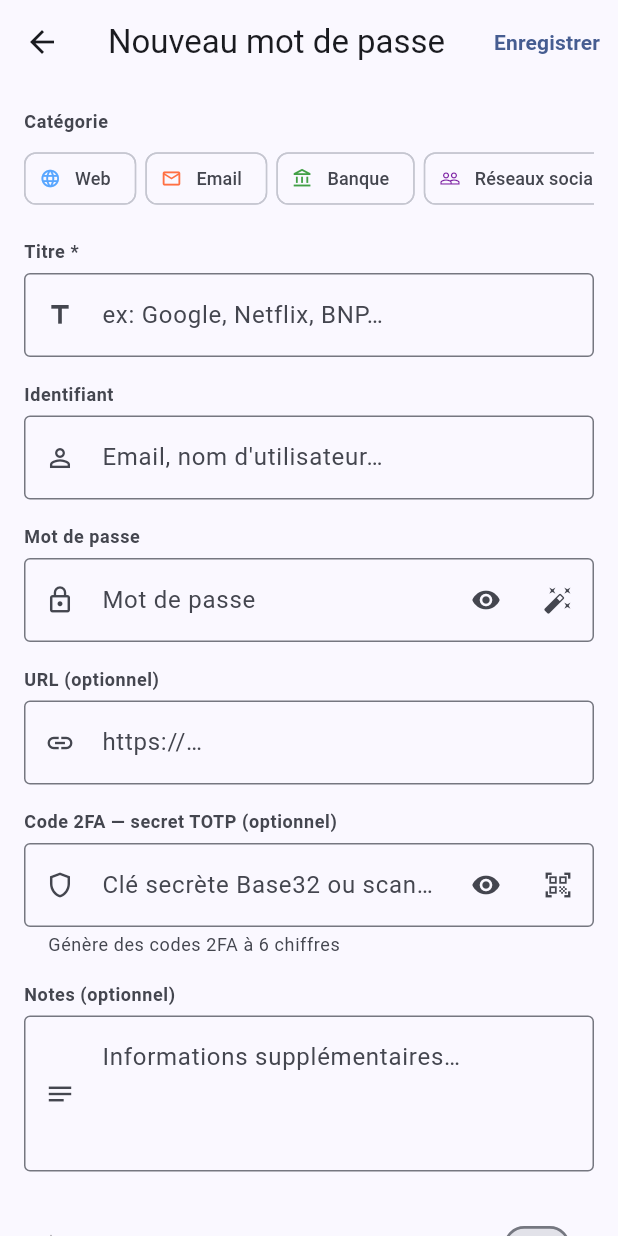
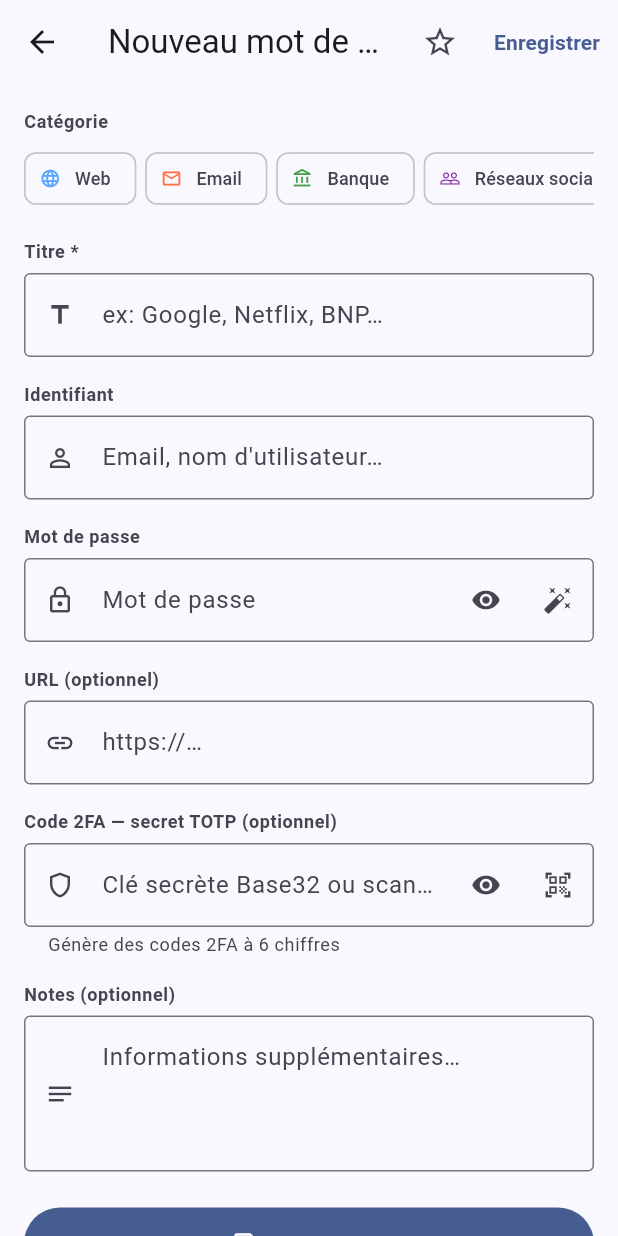
Before and after one commit to gitubpatrice/pass_tech, a Flutter app: the EntryEditScreen screen opened directly with empty values, on a phone screen of 412 x 824 dp. Run offline on Flutter 3.47's test engine with Material 3 defaults, Android fonts, the phone set to English and light mode, and no system bars; our stand-ins replace file_picker, flutter_secure_storage, flutter_slidable, share_plus, shared_preferences; missing offline and left inert: biometric_storage, encrypt, files_tech_core, mobile_scanner; accounts and stored records are empty.

Commit message:
feat(v1.12.4): Favori déplacé dans AppBar (gain ~50dp)
L'inline Switch + Transform.scale ne réduisait pas la hauteur de
layout (juste le visuel). Favori est maintenant un IconButton étoile
toggleable dans l'AppBar, côte à côte avec Enregistrer.

Gain : ~50dp libérés dans le form, bouton Enregistrer du bas remonte
d'autant. Toujours visible sans scroll.

Co-Authored-By: Claude Opus 4.7 (1M context) <noreply@anthropic.com>

```diff
--- a/lib/screens/about_screen.dart
+++ b/lib/screens/about_screen.dart
@@ -10,7 +10,7 @@ class AboutScreen extends StatefulWidget {
 }
 
 class _AboutScreenState extends State<AboutScreen> {
-  static const _version = '1.12.3';
+  static const _version = '1.12.4';
   static const _author = 'Patrice Haltaya';
 
   bool _checkingUpdate = false;
--- a/lib/screens/entry_edit_screen.dart
+++ b/lib/screens/entry_edit_screen.dart
@@ -215,6 +215,18 @@ class _EntryEditScreenState extends State<EntryEditScreen> {
               : 'Nouveau ${entryTypeLabel(_type).toLowerCase()}',
         ),
         actions: [
+          // Toggle favori dans l'AppBar — gain d'espace dans le form,
+          // toujours visible quel que soit le scroll.
+          IconButton(
+            icon: Icon(
+              _isFavorite ? Icons.star : Icons.star_border,
+              color: _isFavorite ? Colors.amber : null,
+            ),
+            tooltip: _isFavorite
+                ? 'Retirer des favoris'
+                : 'Ajouter aux favoris',
+            onPressed: () => setState(() => _isFavorite = !_isFavorite),
+          ),
           TextButton(
             onPressed: _saving ? null : _save,
             child: Text(
@@ -279,35 +291,8 @@ class _EntryEditScreenState extends State<EntryEditScreen> {
             if (_type == EntryType.note) ..._buildNoteFields(),
             if (_type == EntryType.card) ..._buildCardFields(),
 
-            // Favorite — Row ultra-compact (~36dp au lieu de ~72dp SwitchListTile)
-            const SizedBox(height: 8),
-            InkWell(
-              borderRadius: BorderRadius.circular(8),
-              onTap: () => setState(() => _isFavorite = !_isFavorite),
-              child: Padding(
-                padding: const EdgeInsets.symmetric(horizontal: 8, vertical: 2),
-                child: Row(
-                  children: [
-                    Icon(
-                      _isFavorite ? Icons.star : Icons.star_border,
-                      color: _isFavorite ? Colors.amber : null,
-                      size: 20,
-                    ),
-                    const SizedBox(width: 10),
-                    const Expanded(
-                      child: Text('Favori', style: TextStyle(fontSize: 14)),
-                    ),
-                    Transform.scale(
-                      scale: 0.85,
-                      child: Switch(
-                        value: _isFavorite,
-                        onChanged: (v) => setState(() => _isFavorite = v),
-                      ),
-                    ),
-                  ],
-                ),
-              ),
-            ),
+            // Favori est désormais dans l'AppBar (icône étoile toggleable)
+            // → libère ~50dp dans le form, bouton Enregistrer remonte d'autant.
             const SizedBox(height: 8),
 
             FilledButton.icon(
--- a/lib/services/app_update.dart
+++ b/lib/services/app_update.dart
@@ -4,5 +4,5 @@ import 'package:files_tech_core/files_tech_core.dart';
 const appUpdateService = UpdateService(
   owner: 'gitubpatrice',
   repo: 'pass_tech',
-  currentVersion: '1.12.3',
+  currentVersion: '1.12.4',
 );
--- a/pubspec.yaml
+++ b/pubspec.yaml
@@ -1,7 +1,7 @@
 name: pass_tech
 description: "Gestionnaire de mots de passe 100% local et sécurisé"
 publish_to: 'none'
-version: 1.12.3+2022
+version: 1.12.4+2023
 
 environment:
   sdk: ^3.11.5
```
